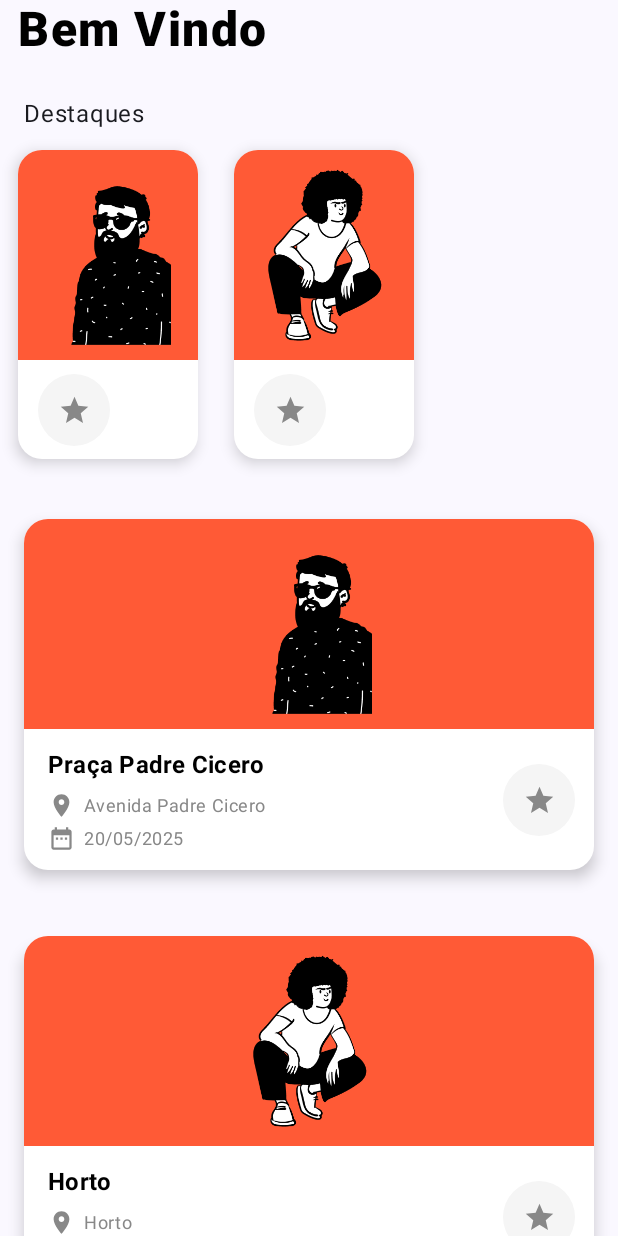
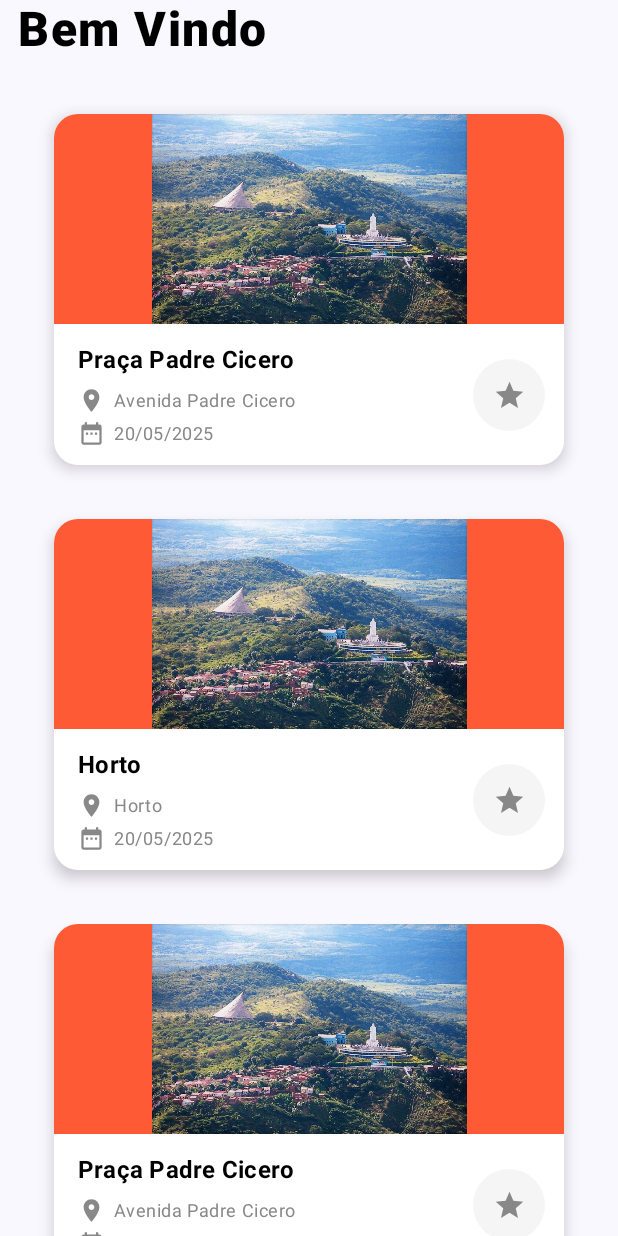
Before and after one commit to Mouthlolses/app_jnproject, an Android app built with Jetpack Compose: the composable HomeScreenLayout shown on its own in the app's theme, after a tap on "Favorite", on a phone screen of 412 x 824 dp. Run offline under Robolectric (Android 15) with nearby library versions, the phone set to English and light mode, and no system bars.

Commit message:
new_opt_screen

```diff
--- a/app/src/main/java/com/example/app_jnproject/ui/components/Card.kt
+++ b/app/src/main/java/com/example/app_jnproject/ui/components/Card.kt
@@ -77,7 +77,8 @@ fun EventCard(
                     painter = painterResource(img),
                     contentDescription = "Eventimage",
                     contentScale = ContentScale.Fit,
-                    modifier = Modifier.size(120.dp)
+                    modifier = Modifier
+                        .size(300.dp)
                 )
             }
             // PARTE INFERIOR - CONTEÚDO
--- a/app/src/main/java/com/example/app_jnproject/ui/screens/home/HomeScreen.kt
+++ b/app/src/main/java/com/example/app_jnproject/ui/screens/home/HomeScreen.kt
@@ -1,7 +1,6 @@
 package com.example.app_jnproject.ui.screens.home
 
 import androidx.compose.animation.ExperimentalAnimationApi
-import androidx.compose.foundation.background
 import androidx.compose.foundation.layout.Arrangement
 import androidx.compose.foundation.layout.Column
 import androidx.compose.foundation.layout.PaddingValues
@@ -10,11 +9,9 @@ import androidx.compose.foundation.layout.Spacer
 import androidx.compose.foundation.layout.consumeWindowInsets
 import androidx.compose.foundation.layout.fillMaxSize
 import androidx.compose.foundation.layout.fillMaxWidth
-import androidx.compose.foundation.layout.height
 import androidx.compose.foundation.layout.padding
 import androidx.compose.foundation.layout.statusBarsPadding
 import androidx.compose.foundation.lazy.LazyColumn
-import androidx.compose.foundation.lazy.LazyRow
 import androidx.compose.foundation.lazy.items
 import androidx.compose.material3.MaterialTheme
 import androidx.compose.material3.Scaffold
@@ -92,34 +89,10 @@ fun HomeScreenLayout(viewModel: HomeViewModel = viewModel()) {
             contentPadding = PaddingValues(),
             verticalArrangement = Arrangement.spacedBy(12.dp) // Espaçamento entre os cards
         ) {
-            item {
-                Text(
-                    text = "Destaques",
-                    modifier = Modifier
-                        .padding(start = 16.dp)
-                )
-                LazyRow() {
-                    items(cityLocation) { city ->
-                        EventCard(
-                            modifier = Modifier
-                                .height(230.dp),
-                            img = city.img,
-                            title = city.name,
-                            location = city.location,
-                            date = city.date,
-                            isFavorite = city.isFavorite,
-                            onFavoriteClick = {},
-                            onCardClick = {},
-                            cardEnable = true
-                        )
-
-                    }
-                }
-            }
             items(cityLocation) { city ->
                 EventCard(
                     modifier = Modifier
-                        .padding(4.dp),
+                        .padding(start = 24.dp, end = 24.dp),
                     img = city.img,
                     title = city.name,
                     location = city.location,
--- a/app/src/main/java/com/example/app_jnproject/ui/screens/home/HomeViewModel.kt
+++ b/app/src/main/java/com/example/app_jnproject/ui/screens/home/HomeViewModel.kt
@@ -22,18 +22,41 @@ class HomeViewModel : ViewModel() {
                 name = "Praça Padre Cicero",
                 location = "Avenida Padre Cicero",
                 date = "20/05/2025",
-                img = R.drawable.person_7,
+                img = R.drawable.hortoimg1,
                 isFavorite = false
             ),
-
             CityLocation(
                 id = 2,
                 name = "Horto",
                 location = "Horto",
                 date = "20/05/2025",
-                img = R.drawable.person_2,
+                img = R.drawable.hortoimg1,
                 isFavorite = false
-            )
+            ),
+            CityLocation(
+                id = 1,
+                name = "Praça Padre Cicero",
+                location = "Avenida Padre Cicero",
+                date = "20/05/2025",
+                img = R.drawable.hortoimg1,
+                isFavorite = false
+            ),
+            CityLocation(
+                id = 1,
+                name = "Praça Padre Cicero",
+                location = "Avenida Padre Cicero",
+                date = "20/05/2025",
+                img = R.drawable.hortoimg1,
+                isFavorite = false
+            ),
+            CityLocation(
+                id = 1,
+                name = "Praça Padre Cicero",
+                location = "Avenida Padre Cicero",
+                date = "20/05/2025",
+                img = R.drawable.hortoimg1,
+                isFavorite = false
+            ),
         )
     }
 }
--- a/app/src/main/java/com/example/app_jnproject/ui/screens/newscreen/NewsScreen.kt
+++ b/app/src/main/java/com/example/app_jnproject/ui/screens/newscreen/NewsScreen.kt
@@ -102,7 +102,7 @@ fun NewsScreenLayout(
                 items(uiState.events) { doc ->
                     Card(
                         colors = CardDefaults.cardColors(
-                            containerColor = Color(0xFFF6E2B0)
+                            containerColor = Color.White
                         ),
                         modifier = Modifier
                             .fillMaxWidth()
```
Also changed, not shown: app/src/main/res/drawable-nodpi/hortoimg1.png (added).
